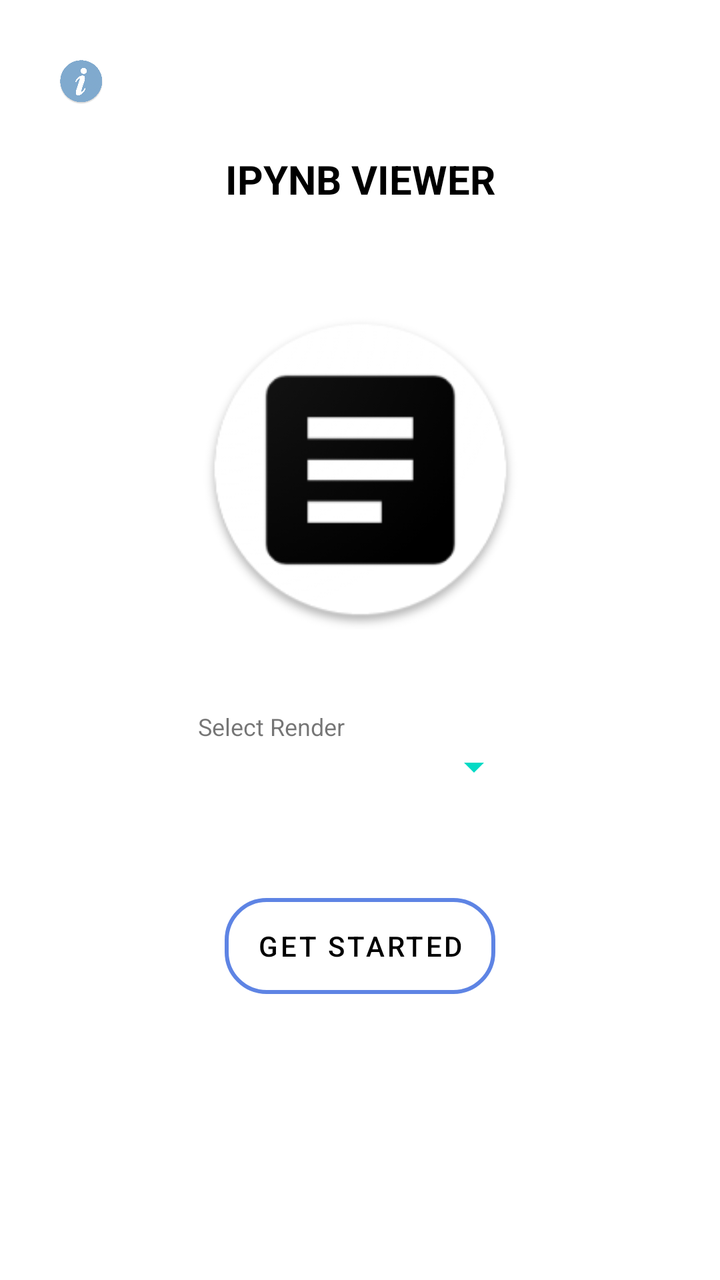
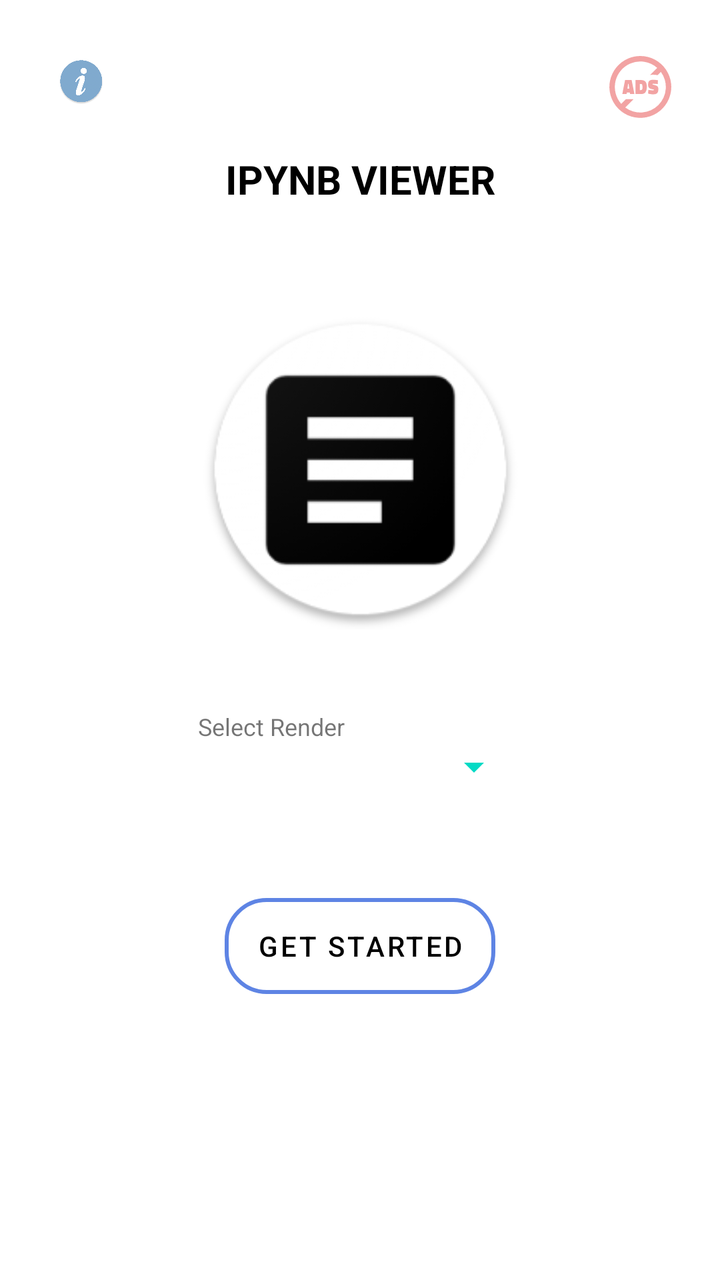

An Android layout rendered at two revisions. The XML below is the earlier revision; the diff shows what the commit changed to produce the second picture.
<!-- AndroidManifest.xml: application theme Theme.IpynbViewer -->
<!-- res/layout/activity_main.xml -->
<?xml version="1.0" encoding="utf-8"?>
<androidx.constraintlayout.widget.ConstraintLayout xmlns:android="http://schemas.android.com/apk/res/android"
    xmlns:app="http://schemas.android.com/apk/res-auto"
    xmlns:tools="http://schemas.android.com/tools"
    android:layout_width="match_parent"
    android:layout_height="match_parent"
    android:orientation="vertical">

    <Button
        android:id="@+id/getStarted"
        android:layout_width="wrap_content"
        android:layout_height="48dp"
        android:layout_marginTop="28dp"
        android:layout_marginBottom="100dp"
        android:text="Get Started"
        app:layout_constraintBottom_toBottomOf="parent"
        app:layout_constraintEnd_toEndOf="parent"
        app:layout_constraintHorizontal_bias="0.5"
        app:layout_constraintStart_toStartOf="parent"
        app:layout_constraintTop_toBottomOf="@+id/linearLayout"
        app:layout_constraintVertical_bias="0.044"
        android:background="@drawable/mybutton"
        android:textColor="@color/colorText"
        app:backgroundTint="@null"/>

    <TextView
        android:id="@+id/title"
        android:layout_width="wrap_content"
        android:layout_height="wrap_content"
        android:layout_marginTop="76dp"
        android:text="IPYNB VIEWER"
        android:textColor="@color/colorText"
        android:textSize="20sp"
        android:textStyle="bold"
        app:layout_constraintEnd_toEndOf="parent"
        app:layout_constraintHorizontal_bias="0.501"
        app:layout_constraintStart_toStartOf="parent"
        app:layout_constraintTop_toTopOf="parent" />

    <ImageView
        android:id="@+id/logoimg"
        android:layout_width="159dp"
        android:layout_height="0dp"
        android:layout_marginTop="36dp"
        android:src="@drawable/logo"
        app:layout_constraintEnd_toEndOf="parent"
        app:layout_constraintHorizontal_bias="0.5"
        app:layout_constraintStart_toStartOf="parent"
        app:layout_constraintTop_toBottomOf="@+id/title" />

    <LinearLayout
        android:id="@+id/linearLayout"
        android:layout_width="162dp"
        android:layout_height="64dp"
        android:layout_marginTop="24dp"
        android:orientation="vertical"
        app:layout_constraintEnd_toEndOf="parent"
        app:layout_constraintHorizontal_bias="0.5"
        app:layout_constraintStart_toStartOf="parent"
        app:layout_constraintTop_toBottomOf="@+id/logoimg">

        <TextView
            android:layout_width="match_parent"
            android:layout_height="wrap_content"
            android:text="Select Render"
            android:textSize="12sp" />

        <Spinner
            android:id="@+id/selectRender"
            android:layout_width="match_parent"
            android:layout_height="wrap_content"
            android:prompt="@string/title" />
    </LinearLayout>

    <ImageView
        android:id="@+id/infologo"
        android:layout_width="25dp"
        android:layout_height="25dp"
        android:layout_marginStart="28dp"
        android:layout_marginTop="28dp"
        android:alpha="0.5"
        android:src="@drawable/info"
        app:layout_constraintStart_toStartOf="parent"
        app:layout_constraintTop_toTopOf="parent" />


</androidx.constraintlayout.widget.ConstraintLayout>
<!-- resources referenced by this layout -->
<resources>
  <color name="colorText">#FF000000</color>
  <!-- drawable info: png bitmap (drawable, 20865 bytes) -->
  <!-- drawable logo: png bitmap (drawable, 13798 bytes) -->
  <!-- drawable mybutton (drawable) -->
  <?xml version="1.0" encoding="utf-8"?>
  <shape xmlns:android="http://schemas.android.com/apk/res/android">
  
      <corners android:radius="20dp" />
      <gradient
          android:endColor="@android:color/transparent"
          android:startColor="@android:color/transparent" />
      <stroke
          android:width="2dp"
          android:color="#5E84E4" /> 
  
  </shape>
  <string name="title">Select Render</string>
  <style name="Theme.IpynbViewer" parent="Theme.MaterialComponents.DayNight.DarkActionBar">
          
          <item name="colorPrimary">@color/purple_500</item>
          <item name="colorPrimaryVariant">@color/purple_700</item>
          <item name="colorOnPrimary">@color/white</item>
          
          <item name="colorSecondary">@color/teal_200</item>
          <item name="colorSecondaryVariant">@color/teal_700</item>
          <item name="colorOnSecondary">@color/black</item>
          
          <item name="android:statusBarColor">?attr/colorPrimaryVariant</item>
          
          <item name="windowNoTitle">true</item>
  
          <item name="android:windowFullscreen">true</item>
  
          <item name="android:textColorSecondary">@color/teal_200</item>
      </style>
  <color name="purple_500">#FF6200EE</color>
  <color name="purple_700">#FF3700B3</color>
  <color name="white">#FFFFFFFF</color>
  <color name="teal_200">#FF03DAC5</color>
  <color name="teal_700">#FF018786</color>
  <color name="black">#FF000000</color>
</resources>

<!-- the commit's change to res/layout/activity_main.xml (unified diff, before → after) -->
@@ -83,5 +83,16 @@
         app:layout_constraintStart_toStartOf="parent"
         app:layout_constraintTop_toTopOf="parent" />
 
+    <ImageView
+        android:id="@+id/removeads"
+        android:layout_width="32dp"
+        android:layout_height="31dp"
+        android:layout_marginTop="28dp"
+        android:layout_marginEnd="24dp"
+        android:alpha="0.5"
+        android:src="@drawable/removeads"
+        app:layout_constraintEnd_toEndOf="parent"
+        app:layout_constraintTop_toTopOf="parent" />
+
 
 </androidx.constraintlayout.widget.ConstraintLayout>
<!-- resource entries referenced after the edit -->
@@ -16,6 +16,16 @@
           android:color="#5E84E4" /> 
   
   </shape>
+  <!-- drawable removeads (drawable) -->
+  <vector xmlns:android="http://schemas.android.com/apk/res/android"
+      android:width="122.88dp"
+      android:height="122.88dp"
+      android:viewportWidth="122.88"
+      android:viewportHeight="122.88">
+    <path
+        android:fillColor="#E64747"
+        android:pathData="M61.44,0A61.31,61.31 0,1 1,38 4.66,61.29 61.29,0 0,1 61.44,0ZM96.13,55.62A73.43,73.43 0,0 0,88.54 55a14.21,14.21 0,0 0,-2.76 0.14,0.59 0.59,0 0,0 -0.38,0.61 0.75,0.75 0,0 0,0.44 0.7,17 17,0 0,0 2.79,0.83 37.3,37.3 0,0 1,3.85 1.14A9.31,9.31 0,0 1,95.19 60a4.83,4.83 0,0 1,1.59 2.49,16 16,0 0,1 0.39,4q0,5.14 -2.45,7.34T87.36,76a35,35 0,0 1,-5 -0.37,37.23 37.23,0 0,1 -4,-0.75l-1.44,-0.37 0.37,-7.34a61.8,61.8 0,0 0,9.29 0.91q1.92,0 1.92,-1a0.63,0.63 0,0 0,-0.44 -0.6,17.51 17.51,0 0,0 -2.4,-0.52q-5.19,-0.9 -7.06,-2.84t-1.86,-6.32q0,-5.61 2.4,-7.68t7.4,-2.07a51.74,51.74 0,0 1,8.26 0.78l1.55,0.29 -0.22,7.47ZM62.7,75.41L51.85,75.41L51.85,47.61L62.33,47.61q6.4,0 9.21,3.24T74.36,61.2q0,7.13 -2.7,10.66t-9,3.55ZM65.7,61.68q0,-3.74 -0.69,-5c-0.45,-0.83 -1.47,-1.24 -3.05,-1.24L60.44,55.44L60.44,67.57L62,67.57a3.56,3.56 0,0 0,2.85 -1.08c0.59,-0.72 0.89,-2.32 0.89,-4.81ZM25.7,75.41 L31.18,47.61h13l5.59,27.8L41.11,75.41l-0.7,-3.19L34.75,72.22l-0.6,3.19ZM37.26,55.17l-1.4,9.7h3.66l-1.33,-9.7ZM102.19,31.54 L95.8,37.94a58.74,58.74 0,0 0,-9.26 -0.86,24.42 24.42,0 0,0 -6,0.71L94.83,23.48a50.62,50.62 0,0 0,-52.7 -8.77A50.49,50.49 0,0 0,23.52 94.79l9.38,-9.38h1.25v0c2.42,0 4.59,0 7,0h5.18l1.61,0.43L31.58,102.16a50.51,50.51 0,0 0,70.61 -70.62Z"/>
+  </vector>
   <string name="title">Select Render</string>
   <style name="Theme.IpynbViewer" parent="Theme.MaterialComponents.DayNight.DarkActionBar">
           
